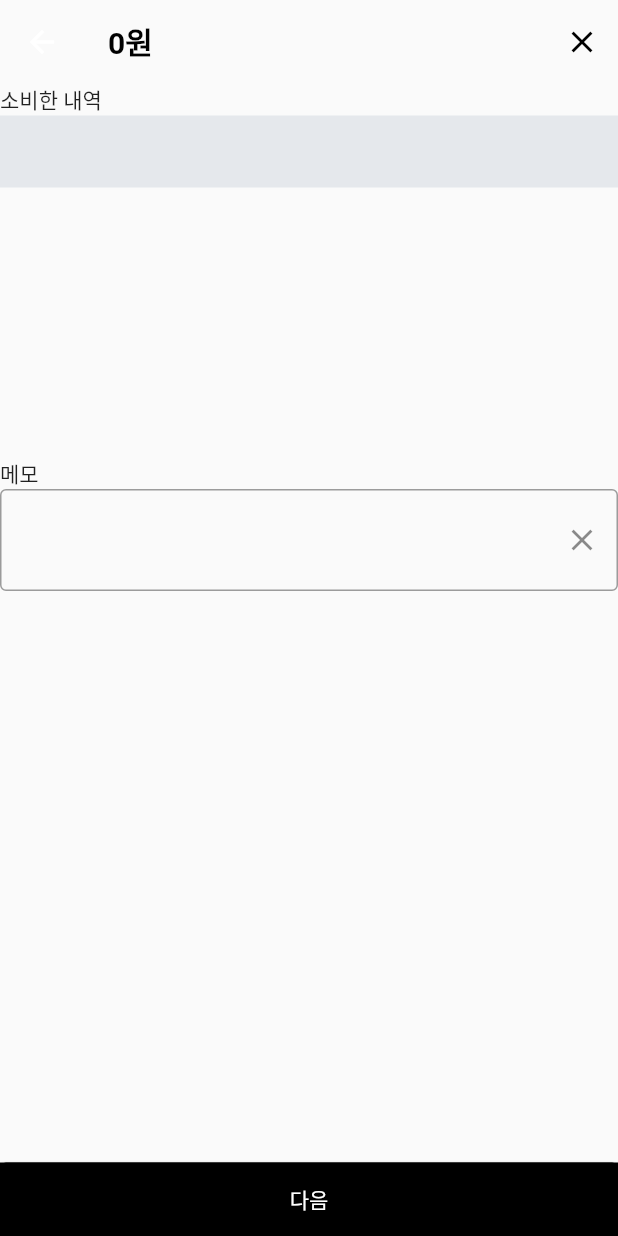
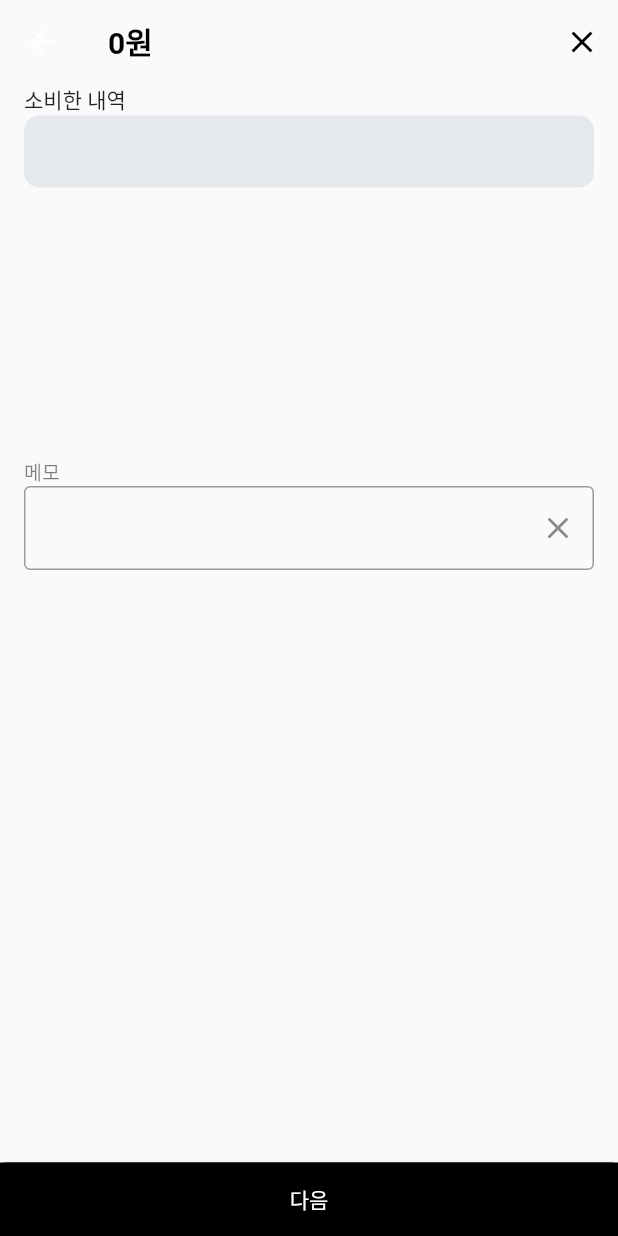
Before and after one commit to stay7/hamoney-flutter, a Flutter app: the AddSpendingCategoryScreen screen opened by its route, on a phone screen of 412 x 824 dp. Run offline on Flutter 3.47's test engine with Material 2 defaults, Android fonts, the phone set to English and light mode, and no system bars; our stand-ins replace bloc, currency_text_input_formatter, dio, flutter_bloc, flutter_dotenv, flutter_native_splash and 10 more; missing offline and left inert: flutter_web_auth_2, kakao_flutter_sdk_user; accounts and stored records are empty; generated files the repository leaves out were written again; Roboto replaces fonts that are missing (SpoqaHanSans).

Commit message:
AddCategory 스크린을 구현한다

```diff
--- a/lib/hamoney_route.dart
+++ b/lib/hamoney_route.dart
@@ -5,7 +5,6 @@ import 'package:hamoney/bloc/login/login_bloc.dart';
 import 'package:hamoney/bloc/signup/signup_join_bloc.dart';
 import 'package:hamoney/repository/account_book_repository.dart';
 import 'package:hamoney/repository/auth_repository.dart';
-import 'package:hamoney/repository/member_repository.dart';
 import 'package:hamoney/repository/ui_repository.dart';
 import 'package:hamoney/repository/spending_repository.dart';
 import 'package:hamoney/repository/user_repository.dart';
@@ -114,7 +113,7 @@ abstract class HamoneyRoute {
           create: (context) => AddSpendingPaymentBloc(
             spendingRepository: context.read<SpendingRepository>(),
             accountBookRepository: context.read<AccountBookRepository>(),
-            memberRepository: context.read<MemberRepository>(),
+            memberRepository: getIt.get(),
           ),
           child: AddSpendingPaymentScreen(),
         );
--- a/lib/resource/app_image.dart
+++ b/lib/resource/app_image.dart
@@ -16,5 +16,10 @@ class AppImage {
   static const tabIconPlanOff = "assets/tab_icon_plan_off.png";
   static const tabIconPlanOn = "assets/tab_icon_plan_on.png";
 
+  static const iconGroup = "assets/icon_group.svg";
+  static const iconPrivate = "assets/icon_private.svg";
+  static const iconLeftArrow = "assets/icon_arrow_left.svg";
+  static const iconClose = "assets/icon_close.svg";
+
   static const emoji = "assets/emoji.svg";
 }
--- a/lib/screen/spending/add_spending_category_screen.dart
+++ b/lib/screen/spending/add_spending_category_screen.dart
@@ -43,7 +43,6 @@ class _AddSpendingCategoryScreenState extends State<AddSpendingCategoryScreen> {
       listener: (content, state) {
         if (state is SelectingCategory) {
           selectedCategory = state.selectedCategory;
-          print(selectedCategory);
         }
       },
       builder: (context, state) {
@@ -83,7 +82,9 @@ class _AddSpendingCategoryScreenState extends State<AddSpendingCategoryScreen> {
                 ),
               ),
             ),
-            body: Column(
+            body: Container(
+              padding: EdgeInsets.symmetric(horizontal: 16),
+              child: Column(
                 mainAxisAlignment: MainAxisAlignment.start,
                 crossAxisAlignment: CrossAxisAlignment.start,
                 children: [
@@ -92,16 +93,22 @@ class _AddSpendingCategoryScreenState extends State<AddSpendingCategoryScreen> {
                     child: Text('소비한 내역'),
                   ),
                   Container(
-                  decoration: const BoxDecoration(color: Color(0xFFE5E8EC)),
+                    decoration: ShapeDecoration(
+                      color: Color(0xFFE5E8EC),
+                      shape: RoundedRectangleBorder(
+                        borderRadius: BorderRadius.circular(10),
+                      ),
+                    ),
                     child: TabBar(
                       labelColor: Colors.black,
-                    labelStyle: TextStyle(fontWeight: FontWeight.bold),
+                      labelStyle: TextStyle(fontWeight: FontWeight.bold, fontSize: 12),
                       unselectedLabelColor: Colors.black,
-                    unselectedLabelStyle: TextStyle(fontWeight: FontWeight.normal),
+                      unselectedLabelStyle: TextStyle(fontWeight: FontWeight.normal, fontSize: 12),
                       indicatorPadding: EdgeInsets.all(3),
                       indicator: BoxDecoration(color: Colors.white, borderRadius: BorderRadius.circular(9)),
-                    tabs: categories.map((category) => Tab(text: category.name)).toList(),
-                    // indicator: BoxDecoration(borderRadius: BorderRadius.circular(20), color: Colors.white),
+                      tabs: categories
+                          .map((category) => Container(height: 32, width: 50, child: Tab(text: category.name)))
+                          .toList(),
                     ),
                   ),
                   Container(
@@ -122,10 +129,16 @@ class _AddSpendingCategoryScreenState extends State<AddSpendingCategoryScreen> {
                           .toList(),
                     ),
                   ),
-                Text('메모'),
+                  Text(
+                    '메모',
+                    style: TextStyle(
+                      fontSize: 13,
+                      color: Colors.black.withOpacity(0.5),
+                    ),
+                  ),
                   TextFormField(
                     keyboardType: TextInputType.text,
-                  style: TextStyle(fontSize: 24, fontWeight: FontWeight.bold),
+                    style: TextStyle(fontSize: 14, fontWeight: FontWeight.w400),
                     decoration: InputDecoration(
                       suffixIcon: IconButton(
                         icon: Icon(Icons.close),
@@ -136,6 +149,7 @@ class _AddSpendingCategoryScreenState extends State<AddSpendingCategoryScreen> {
                     showCursor: false,
                   ),
                 ],
+              ),
             ),
           ),
         );
--- a/lib/screen/spending/bloc/add_spending_payment_bloc.dart
+++ b/lib/screen/spending/bloc/add_spending_payment_bloc.dart
@@ -5,6 +5,7 @@ import 'package:meta/meta.dart';
 
 import '../../../model/account_book_pay.dart';
 import '../../../model/member.dart';
+import '../../../model/sub_category.dart';
 import '../../../repository/member_repository.dart';
 
 part 'add_spending_payment_event.dart';
@@ -24,9 +25,9 @@ class AddSpendingPaymentBloc extends Bloc<AddSpendingPaymentEvent, AddSpendingPa
         _accountBookRepository = accountBookRepository,
         _memberRepository = memberRepository,
         super(AddSpendingPaymentInitial(
-          members: memberRepository.members,
-          sharedPayments: accountBookRepository.accountBook.payments,
-        )) {
+            members: memberRepository.members,
+            sharedPayments: accountBookRepository.accountBook.payments,
+            selectedCategory: spendingRepository.selectedSubCategory)) {
     on<AddSpendingPaymentEvent>((event, emit) {});
   }
 }
```
Also changed, not shown: lib/screen/spending/add_spending_amount_screen.dart (+3 -9 lines), lib/screen/spending/add_spending_payment_screen.dart (+60 -22 lines), lib/screen/spending/bloc/add_spending_payment_state.dart (+6 -1 lines), lib/widgets/label_title.dart (added, +22 -0 lines), assets/icon_arrow_left.svg (added), assets/icon_close.svg (added), assets/icon_group.svg (added), assets/icon_private.svg (added). Lines whose indentation alone changed are shown as unchanged.
